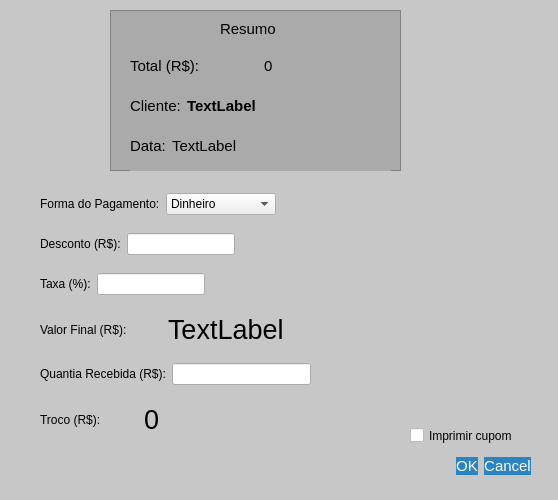
First picture: the form in pagamento.ui, repository GabR36/QEstoqueLoja, before the edit.
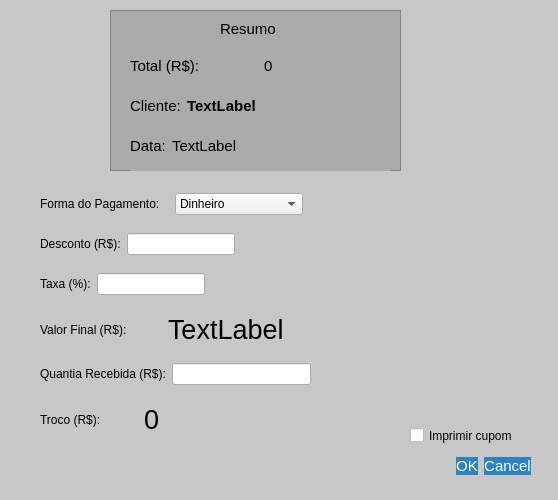
Second picture: the form after the edit. Icons and pictures are not drawn.

Patch:
```diff
--- a/pagamento.ui
+++ b/pagamento.ui
@@ -77,7 +77,7 @@
     <rect>
      <x>40</x>
      <y>190</y>
-     <width>236</width>
+     <width>263</width>
      <height>28</height>
     </rect>
    </property>
```
Left out of the diff: 5 changed lines with no effect on the pictures.
